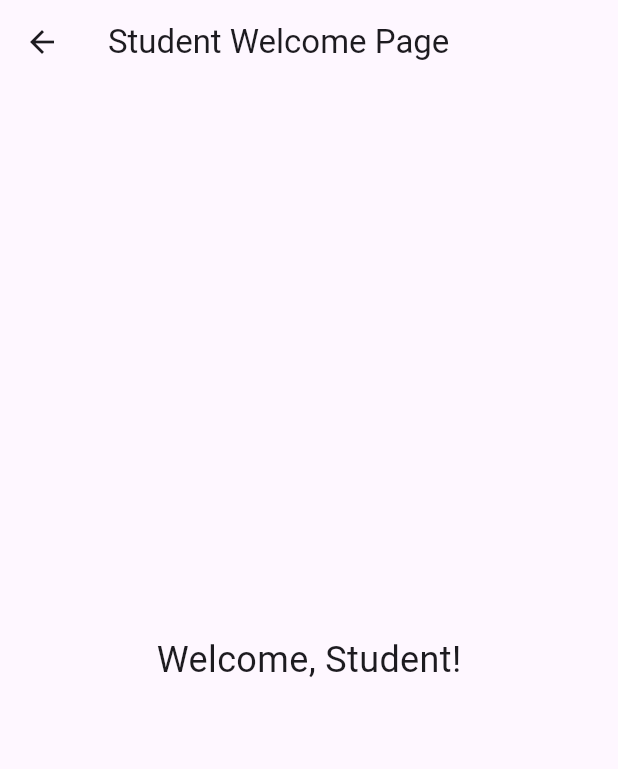
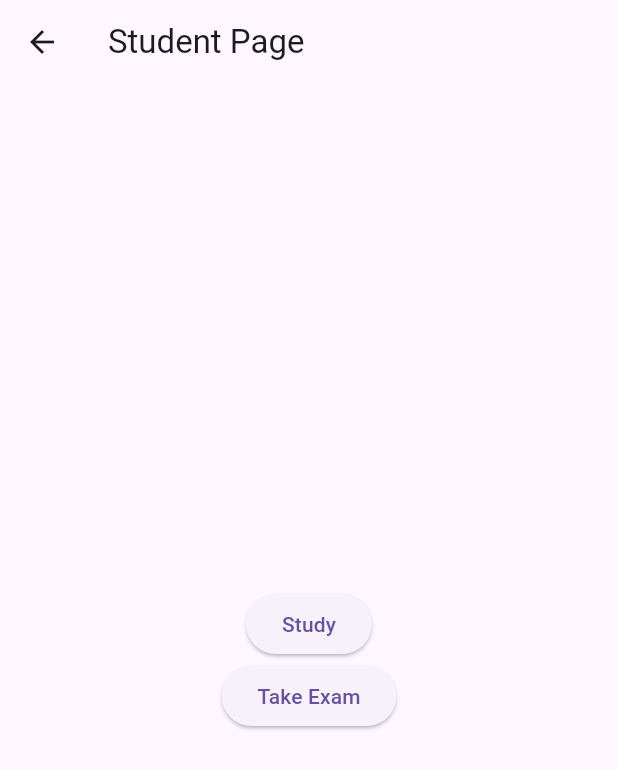
Before and after one commit to adag21044/Flutter-Student-Information-System, a Flutter app: the screen it shows after launch, after a tap on "Login", on a phone screen of 412 x 824 dp. Shown: the top 769 px of the screen. Run offline on Flutter 3.47's test engine with Material 3 defaults, Android fonts, the phone set to English and light mode, and no system bars.

```diff
--- a/lib/pages/login_page.dart
+++ b/lib/pages/login_page.dart
@@ -1,7 +1,7 @@
 import 'package:flutter/material.dart';
+import 'secretary_welcome_page.dart';
+import 'professor_welcome_page.dart';
 import 'student_welcome_page.dart';
-import 'professor_welcome_page.dart';
-import 'secretary_welcome_page.dart';
 
 class LoginPage extends StatefulWidget {
   @override
@@ -66,17 +66,17 @@ class _LoginPageState extends State<LoginPage> {
     if (_selectedRole == 'Student') {
       Navigator.push(
         context,
-        MaterialPageRoute(builder: (context) => StudentWelcomePage()),
+        MaterialPageRoute(builder: (context) => StudentPage()),
       );
     } else if (_selectedRole == 'Professor') {
       Navigator.push(
         context,
-        MaterialPageRoute(builder: (context) => ProfessorWelcomePage()),
+        MaterialPageRoute(builder: (context) => ProfessorPage()),
       );
     } else if (_selectedRole == 'Secretary') {
       Navigator.push(
         context,
-        MaterialPageRoute(builder: (context) => SecretaryWelcomePage()),
+        MaterialPageRoute(builder: (context) => SecretaryPage()),
       );
     }
   }
--- /dev/null
+++ b/lib/pages/models/professor.dart
@@ -0,0 +1,5 @@
+class Professor {
+  String name;
+
+  Professor({required this.name});
+}
--- /dev/null
+++ b/lib/pages/models/student.dart
@@ -0,0 +1,5 @@
+class Student {
+  String name;
+
+  Student({required this.name});
+}
--- a/lib/pages/student_welcome_page.dart
+++ b/lib/pages/student_welcome_page.dart
@@ -1,16 +1,29 @@
 import 'package:flutter/material.dart';
 
-class StudentWelcomePage extends StatelessWidget {
+class StudentPage extends StatelessWidget {
   @override
   Widget build(BuildContext context) {
     return Scaffold(
       appBar: AppBar(
-        title: Text('Student Welcome Page'),
+        title: Text('Student Page'),
       ),
       body: Center(
-        child: Text(
-          'Welcome, Student!',
-          style: TextStyle(fontSize: 24),
+        child: Column(
+          mainAxisAlignment: MainAxisAlignment.center,
+          children: [
+            ElevatedButton(
+              onPressed: () {
+                // Logic to study for a class
+              },
+              child: Text('Study'),
+            ),
+            ElevatedButton(
+              onPressed: () {
+                // Logic to take an exam
+              },
+              child: Text('Take Exam'),
+            ),
+          ],
         ),
       ),
     );
```
Also changed, not shown: lib/pages/professor_welcome_page.dart (+18 -5 lines), lib/pages/secretary_welcome_page.dart (+50 -6 lines).
